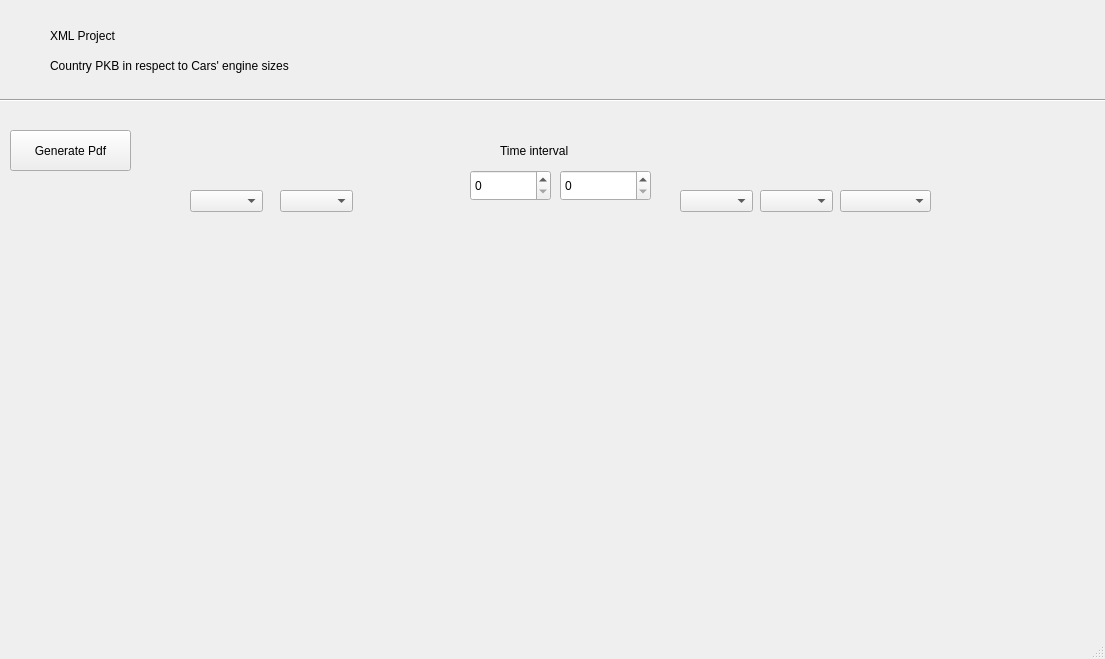
Above: 1.ui from RaffalJ/XML_project before the change. Below: the same form after it.
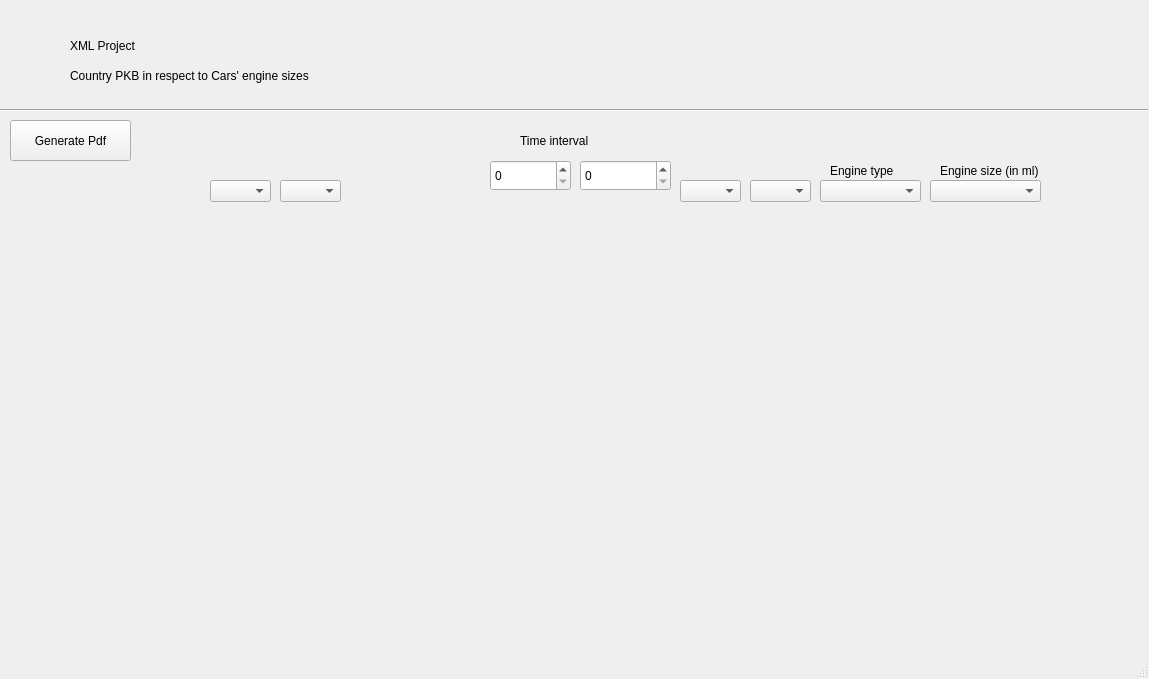
That is the form after the change. Custom widgets are drawn as their Qt base class.

Commit message: Added engine size to the graph

```diff
--- a/1.ui
+++ b/1.ui
@@ -6,8 +6,8 @@
    <rect>
     <x>0</x>
     <y>0</y>
-    <width>1105</width>
-    <height>659</height>
+    <width>1149</width>
+    <height>679</height>
    </rect>
   </property>
   <property name="windowTitle">
@@ -18,28 +18,28 @@
     <property name="geometry">
      <rect>
       <x>10</x>
-      <y>220</y>
-      <width>541</width>
-      <height>331</height>
+      <y>210</y>
+      <width>561</width>
+      <height>401</height>
      </rect>
     </property>
    </widget>
    <widget class="MplWidget" name="MplWidget_engine" native="true">
     <property name="geometry">
      <rect>
-      <x>550</x>
-      <y>220</y>
-      <width>541</width>
-      <height>331</height>
+      <x>570</x>
+      <y>210</y>
+      <width>561</width>
+      <height>401</height>
      </rect>
     </property>
    </widget>
    <widget class="QComboBox" name="comboBox_country_PKB">
     <property name="geometry">
      <rect>
-      <x>190</x>
-      <y>190</y>
-      <width>73</width>
+      <x>210</x>
+      <y>180</y>
+      <width>61</width>
       <height>22</height>
      </rect>
     </property>
@@ -47,9 +47,9 @@
    <widget class="QComboBox" name="comboBox_engine_type">
     <property name="geometry">
      <rect>
-      <x>840</x>
-      <y>190</y>
-      <width>91</width>
+      <x>820</x>
+      <y>180</y>
+      <width>101</width>
       <height>22</height>
      </rect>
     </property>
@@ -58,8 +58,8 @@
     <property name="geometry">
      <rect>
       <x>680</x>
-      <y>190</y>
-      <width>73</width>
+      <y>180</y>
+      <width>61</width>
       <height>22</height>
      </rect>
     </property>
@@ -67,8 +67,8 @@
    <widget class="QSpinBox" name="spinBox_year1">
     <property name="geometry">
      <rect>
-      <x>470</x>
-      <y>170</y>
+      <x>490</x>
+      <y>160</y>
       <width>81</width>
       <height>31</height>
      </rect>
@@ -77,8 +77,8 @@
    <widget class="QSpinBox" name="spinBox_year2">
     <property name="geometry">
      <rect>
-      <x>560</x>
-      <y>170</y>
+      <x>580</x>
+      <y>160</y>
       <width>91</width>
       <height>31</height>
      </rect>
@@ -88,7 +88,7 @@
     <property name="geometry">
      <rect>
       <x>10</x>
-      <y>130</y>
+      <y>120</y>
       <width>121</width>
       <height>41</height>
      </rect>
@@ -100,8 +100,8 @@
    <widget class="QLabel" name="labelTimeInterval">
     <property name="geometry">
      <rect>
-      <x>500</x>
-      <y>140</y>
+      <x>520</x>
+      <y>130</y>
       <width>171</width>
       <height>21</height>
      </rect>
@@ -113,8 +113,8 @@
    <widget class="QLabel" name="labelMainTitle">
     <property name="geometry">
      <rect>
-      <x>50</x>
-      <y>20</y>
+      <x>70</x>
+      <y>30</y>
       <width>311</width>
       <height>31</height>
      </rect>
@@ -126,8 +126,8 @@
    <widget class="QLabel" name="labelSubtitle">
     <property name="geometry">
      <rect>
-      <x>50</x>
-      <y>50</y>
+      <x>70</x>
+      <y>60</y>
       <width>471</width>
       <height>31</height>
      </rect>
@@ -140,8 +140,8 @@
     <property name="geometry">
      <rect>
       <x>-3</x>
-      <y>90</y>
-      <width>1111</width>
+      <y>100</y>
+      <width>1151</width>
       <height>20</height>
      </rect>
     </property>
@@ -153,8 +153,8 @@
     <property name="geometry">
      <rect>
       <x>280</x>
-      <y>190</y>
-      <width>73</width>
+      <y>180</y>
+      <width>61</width>
       <height>22</height>
      </rect>
     </property>
@@ -162,13 +162,49 @@
    <widget class="QComboBox" name="comboBox_country_engines_2">
     <property name="geometry">
      <rect>
-      <x>760</x>
-      <y>190</y>
-      <width>73</width>
+      <x>750</x>
+      <y>180</y>
+      <width>61</width>
       <height>22</height>
      </rect>
     </property>
    </widget>
+   <widget class="QComboBox" name="comboBox_engine_size">
+    <property name="geometry">
+     <rect>
+      <x>930</x>
+      <y>180</y>
+      <width>111</width>
+      <height>22</height>
+     </rect>
+    </property>
+   </widget>
+   <widget class="QLabel" name="labelTimeInterval_2">
+    <property name="geometry">
+     <rect>
+      <x>830</x>
+      <y>160</y>
+      <width>91</width>
+      <height>21</height>
+     </rect>
+    </property>
+    <property name="text">
+     <string>Engine type</string>
+    </property>
+   </widget>
+   <widget class="QLabel" name="labelTimeInterval_3">
+    <property name="geometry">
+     <rect>
+      <x>940</x>
+      <y>160</y>
+      <width>121</width>
+      <height>21</height>
+     </rect>
+    </property>
+    <property name="text">
+     <string>Engine size (in ml)</string>
+    </property>
+   </widget>
   </widget>
   <widget class="QMenuBar" name="menubar">
    <property name="geometry">
```
Left out of the diff: 4 changed lines with no effect on the pictures. The commit also changes 1 other file.
